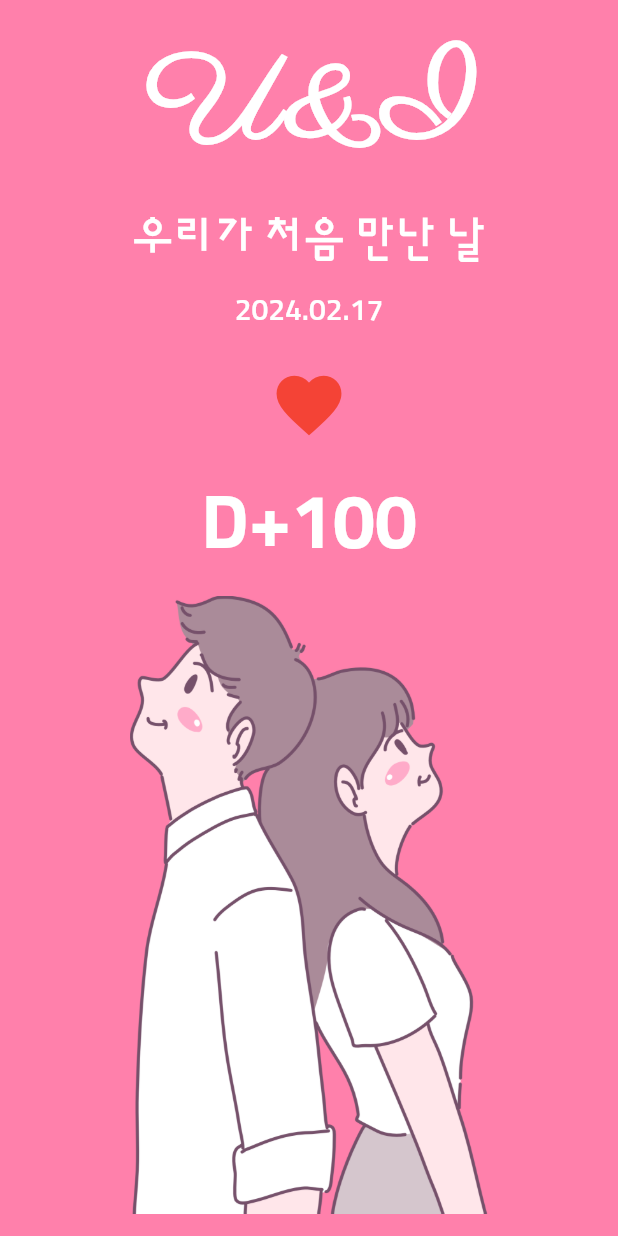
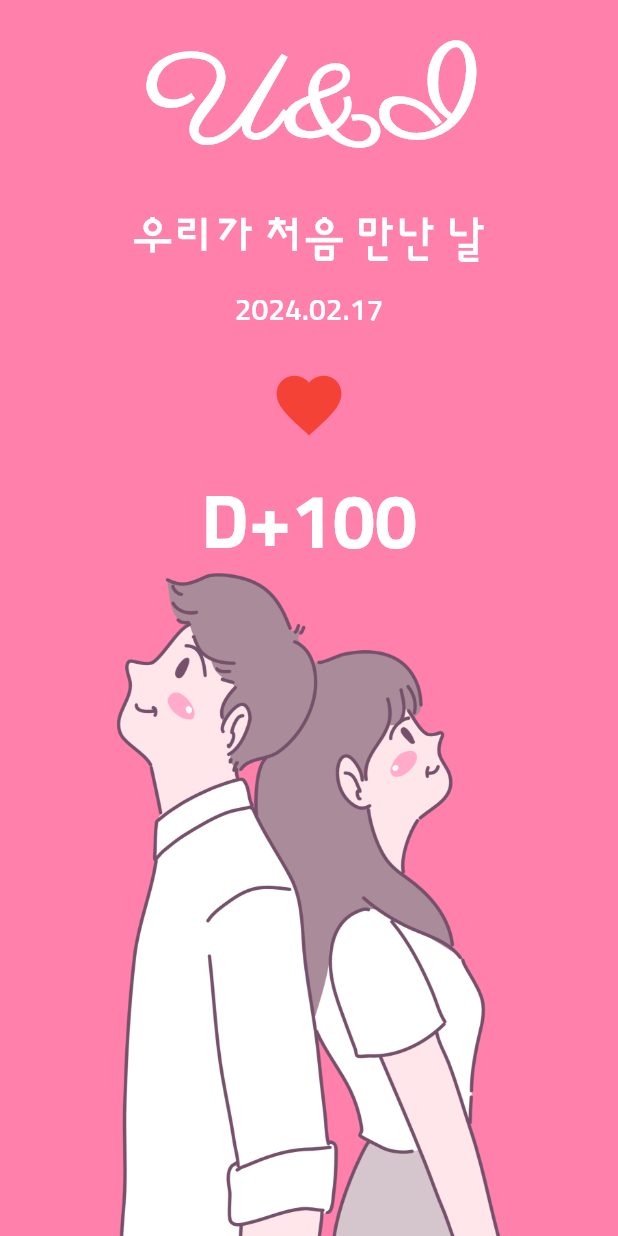
Before and after one commit to academy3746/when_we_meet, a Flutter app: the screen it shows after launch, on a phone screen of 412 x 824 dp. Run offline on Flutter 3.47's test engine with Material 3 defaults, Android fonts, the phone set to English and light mode, and no system bars.

Commit message:
UI draw...4

```diff
--- a/lib/screens/home_screen/widgets/lover_image.dart
+++ b/lib/screens/home_screen/widgets/lover_image.dart
@@ -5,14 +5,9 @@ class LoverImage extends StatelessWidget {
 
   @override
   Widget build(BuildContext context) {
-    var height = MediaQuery.of(context).size.height / 2;
-
     return Expanded(
       child: Center(
-        child: Image.asset(
-          'assets/images/couple_image.png',
-          height: height,
-        ),
+        child: Image.asset('assets/images/couple_image.png'),
       ),
     );
   }
```
